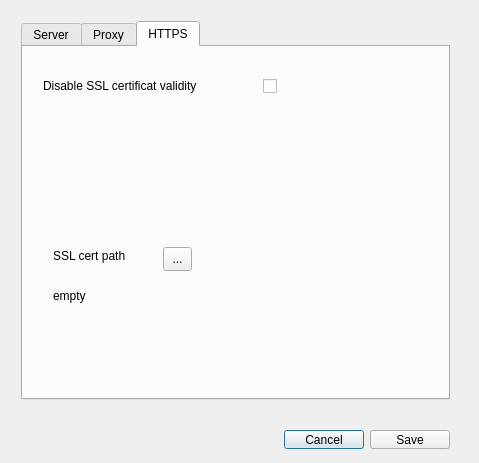
Before: the Qt Designer form dialog.ui in fusioninventory/fusioninventory-agent-gui, drawn with Qt 5.
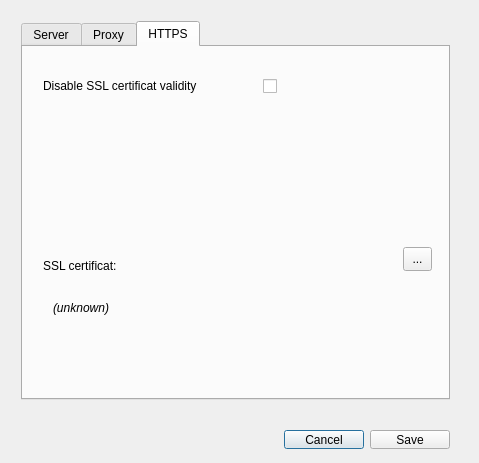
After: the same form once the commit is applied. The open tabs and pages were chosen to show the change.

Commit message: set the certificat path

```diff
--- a/dialog.ui
+++ b/dialog.ui
@@ -190,23 +190,10 @@
          <string>Disable SSL certificat validity</string>
         </property>
        </widget>
-       <widget class="QLabel" name="label_5">
+       <widget class="QToolButton" name="toolButtonSelectCert">
         <property name="geometry">
          <rect>
-          <x>30</x>
-          <y>200</y>
-          <width>100</width>
-          <height>18</height>
-         </rect>
-        </property>
-        <property name="text">
-         <string>SSL cert path</string>
-        </property>
-       </widget>
-       <widget class="QToolButton" name="toolButton">
-        <property name="geometry">
-         <rect>
-          <x>140</x>
+          <x>380</x>
           <y>200</y>
           <width>29</width>
           <height>24</height>
@@ -219,14 +206,38 @@
        <widget class="QLabel" name="label_8">
         <property name="geometry">
          <rect>
-          <x>30</x>
-          <y>240</y>
-          <width>70</width>
+          <x>20</x>
+          <y>210</y>
+          <width>111</width>
           <height>18</height>
          </rect>
         </property>
         <property name="text">
-         <string>empty</string>
+         <string>SSL certificat:</string>
+        </property>
+       </widget>
+       <widget class="QLabel" name="labelCaCertFile">
+        <property name="geometry">
+         <rect>
+          <x>30</x>
+          <y>230</y>
+          <width>361</width>
+          <height>61</height>
+         </rect>
+        </property>
+        <property name="font">
+         <font>
+          <italic>true</italic>
+         </font>
+        </property>
+        <property name="text">
+         <string>(unknown)</string>
+        </property>
+        <property name="textFormat">
+         <enum>Qt::AutoText</enum>
+        </property>
+        <property name="wordWrap">
+         <bool>true</bool>
         </property>
        </widget>
       </widget>
```
The commit also changes 3 other files.
